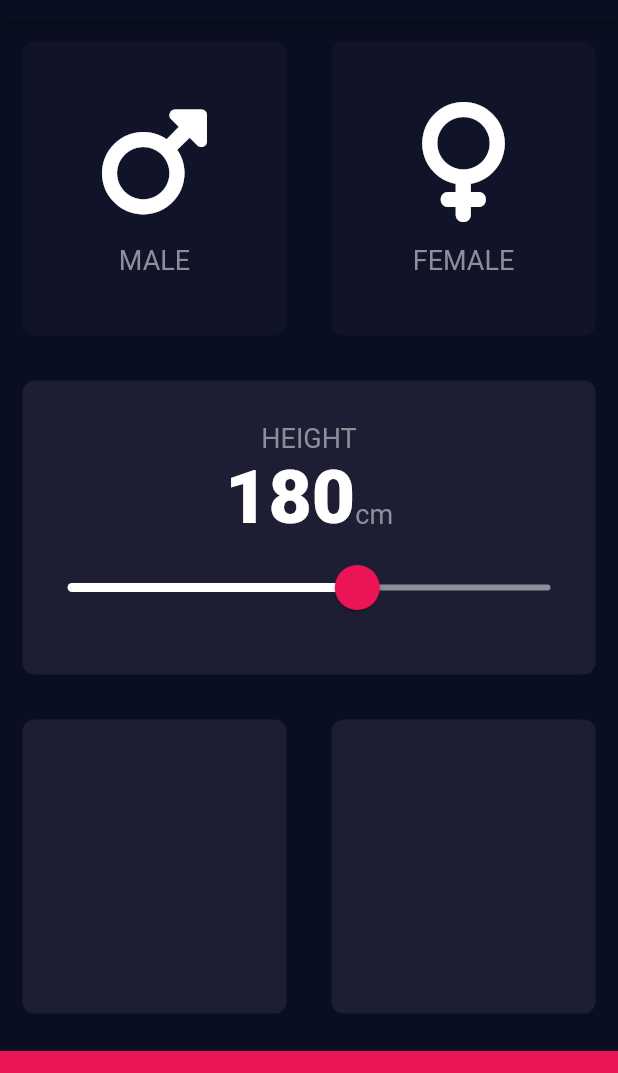
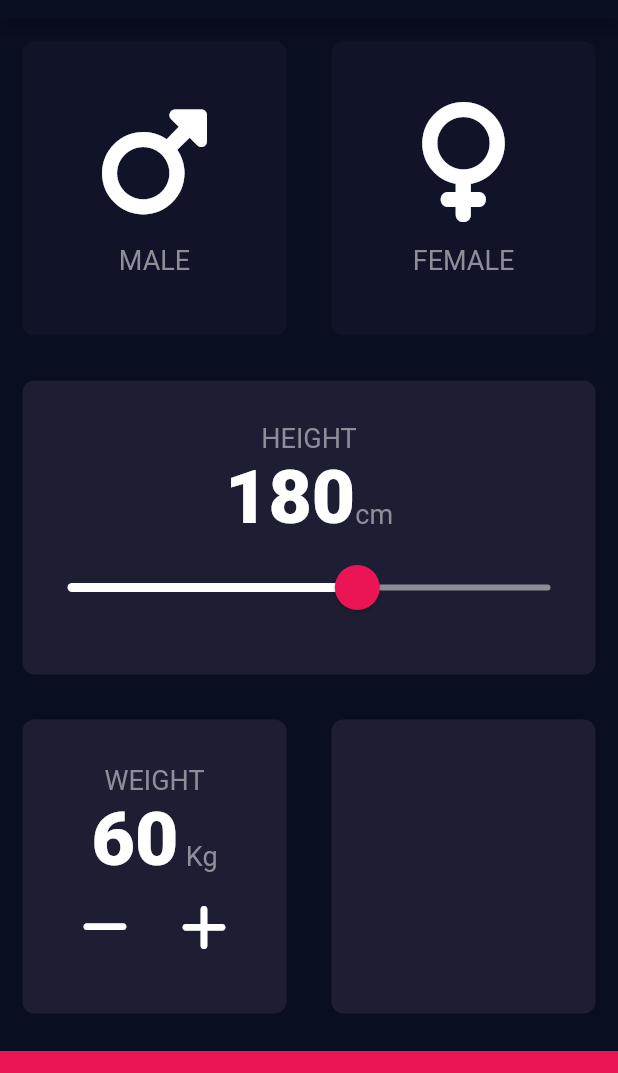
Before and after one commit to g0beze/bmi_calculator, a Flutter app: the screen it shows after launch, on a phone screen of 412 x 824 dp, the part 65-1138 px from its top. Run offline on Flutter 3.47's test engine with Material 2 defaults, Android fonts, the phone set to English and light mode, and no system bars; our stand-ins replace font_awesome_flutter.

Commit message:
composed RoundIconButton instead of using FloatingActionButton

```diff
--- a/lib/input_page.dart
+++ b/lib/input_page.dart
@@ -14,6 +14,7 @@ class InputPage extends StatefulWidget {
 class _InputPageState extends State<InputPage> {
   Gender? selectedGender;
   int height = 180;
+  int weight = 60;
 
   @override
   Widget build(BuildContext context) {
@@ -120,6 +121,57 @@ class _InputPageState extends State<InputPage> {
                 Expanded(
                   child: ResuableCard(
                     colour: kDefaultColour,
+                    cardChild: Column(
+                      mainAxisAlignment: MainAxisAlignment.center,
+                      children: [
+                        const Text(
+                          'WEIGHT',
+                          style: kTxtTextStyle,
+                        ),
+                        Row(
+                          mainAxisAlignment: MainAxisAlignment.center,
+                          crossAxisAlignment: CrossAxisAlignment.baseline,
+                          textBaseline: TextBaseline.alphabetic,
+                          children: [
+                            Text(
+                              weight.toString(),
+                              style: kLargeTxtStyle,
+                            ),
+                            const SizedBox(
+                              width: 5,
+                            ),
+                            const Text(
+                              'Kg',
+                              style: kTxtTextStyle,
+                            )
+                          ],
+                        ),
+                        Row(
+                          mainAxisAlignment: MainAxisAlignment.center,
+                          children: [
+                            RoundIconButton(
+                              icon: FontAwesomeIcons.minus,
+                              iFunc: () {
+                                setState(() {
+                                  weight = weight - 1;
+                                });
+                              },
+                            ),
+                            const SizedBox(
+                              width: 10,
+                            ),
+                            RoundIconButton(
+                              icon: FontAwesomeIcons.plus,
+                              iFunc: () {
+                                setState(() {
+                                  weight++;
+                                });
+                              },
+                            ),
+                          ],
+                        )
+                      ],
+                    ),
                   ),
                 ),
                 Expanded(
@@ -141,3 +193,28 @@ class _InputPageState extends State<InputPage> {
     );
   }
 }
+
+class RoundIconButton extends StatelessWidget {
+  const RoundIconButton({this.icon, this.iFunc});
+
+  final IconData? icon;
+  final Function()? iFunc;
+
+  @override
+  Widget build(BuildContext context) {
+    return RawMaterialButton(
+      elevation: 0,
+      constraints: const BoxConstraints.tightFor(
+        width: 56.0,
+        height: 56.0,
+      ),
+      onPressed: iFunc,
+      shape: const CircleBorder(),
+      fillColor: null,
+      child: Icon(
+        icon,
+        size: 35,
+      ),
+    );
+  }
+}
```
